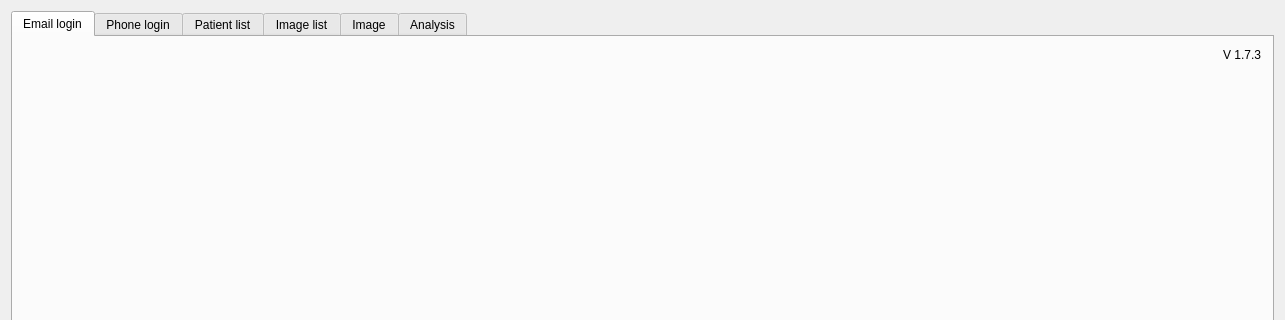
Above: DesktopApp/desktopapp.ui from michaelfong2017/landmark-annotator-desktop before the change; both pictures show x 0 to 1285 and y 0 to 320 of the 1285 by 920 pixel window. Below: the same form after it.
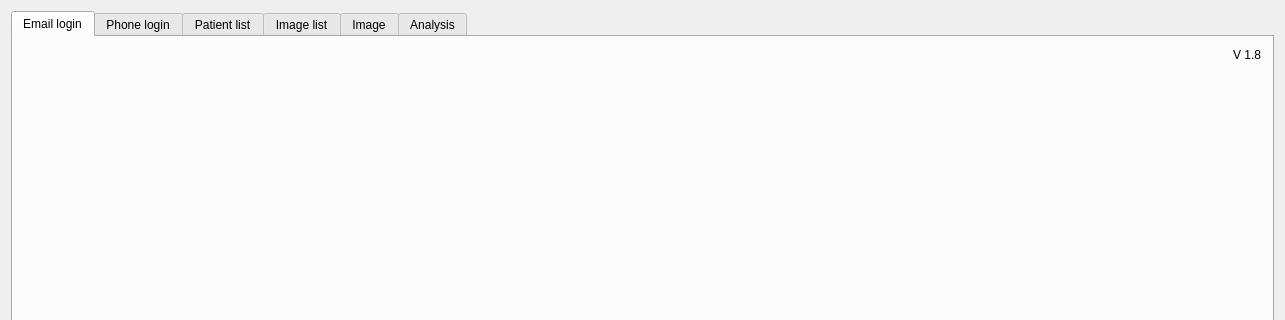
That is the form after the change.

Diff of the .ui file:
```diff
--- a/DesktopApp/desktopapp.ui
+++ b/DesktopApp/desktopapp.ui
@@ -59,7 +59,7 @@
 										</string>
          </property>
          <property name="text">
-          <string>V 1.7.3</string>
+          <string>V 1.8</string>
          </property>
          <property name="alignment">
           <set>Qt::AlignRight|Qt::AlignTop|Qt::AlignTrailing</set>
```
